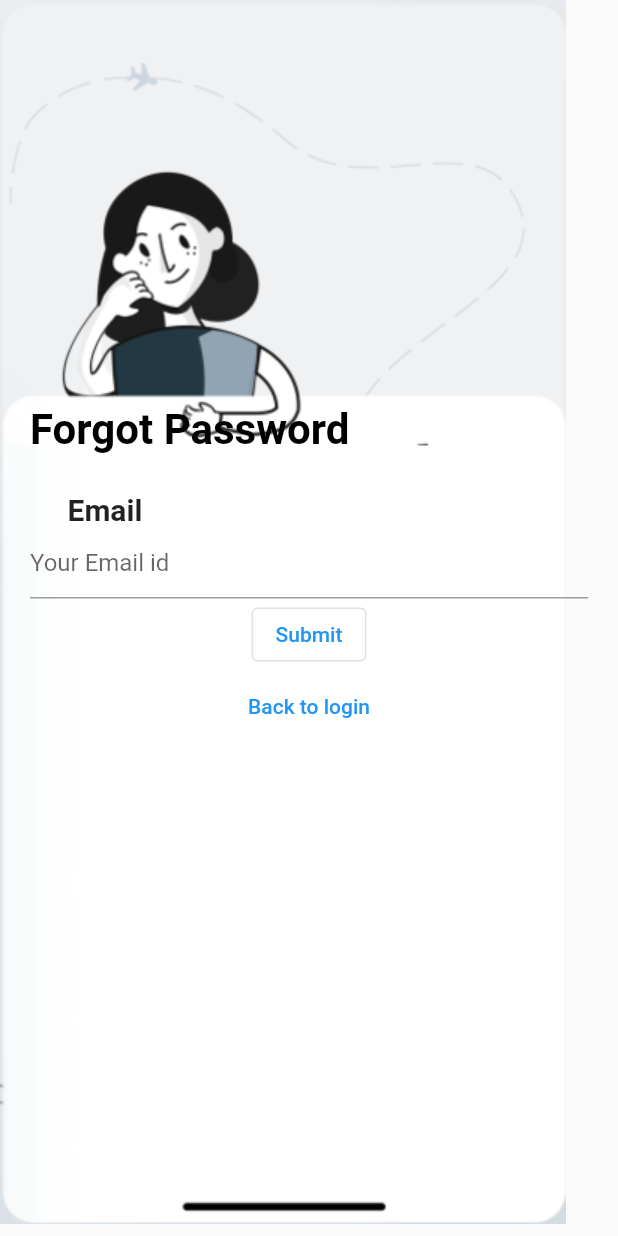
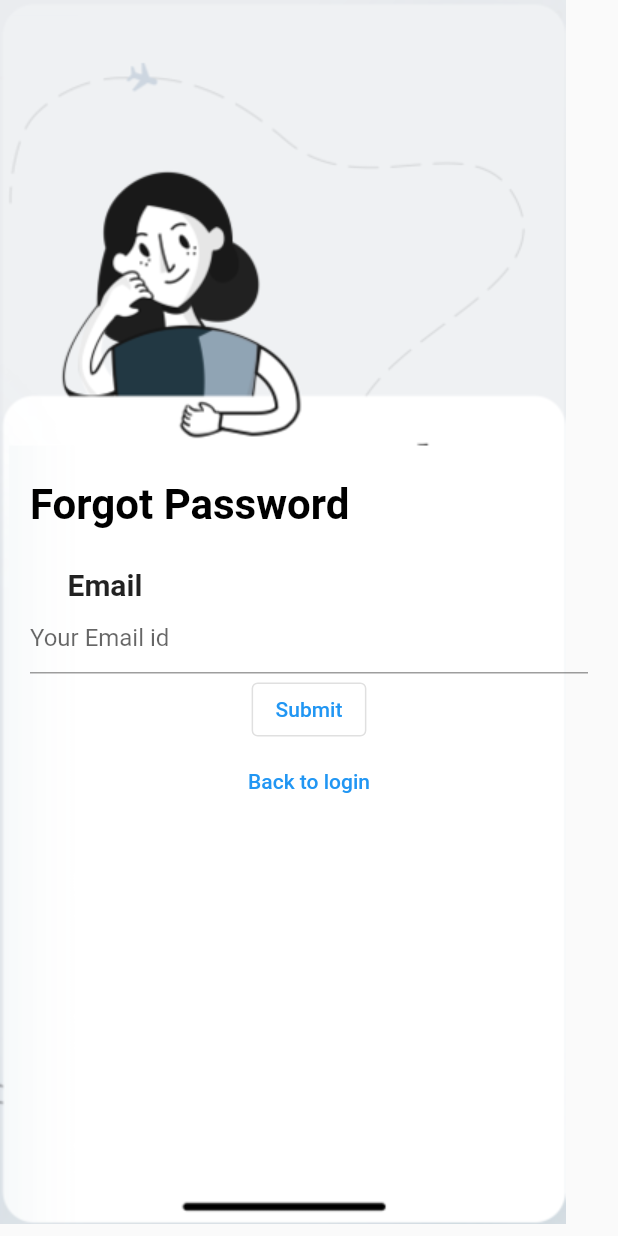
Before and after one commit to amigosilo/Login_Screen, a Flutter app: the screen it shows after launch, after a tap on "Forget password?", on a phone screen of 412 x 824 dp. Run offline on Flutter 3.47's test engine with Material 2 defaults, Android fonts, the phone set to English and light mode, and no system bars.

Commit message:
Outlined button to Text button

```diff
--- a/lib/screen1.dart
+++ b/lib/screen1.dart
@@ -76,7 +76,7 @@ class _MyHomePageState extends State<MyHomePage> {
                     // Row for buttons
                     mainAxisAlignment: MainAxisAlignment.center,
                     children: [
-                      OutlinedButton(
+                      TextButton(
                         onPressed: () {
                           Navigator.push(
                             context,
--- a/lib/screen3.dart
+++ b/lib/screen3.dart
@@ -25,7 +25,7 @@ class _Screen3State extends State<Screen3> {
               padding: const EdgeInsets.all(20.0),
               child: Column(
                 children: [
-                  SizedBox(height: 250),
+                  const SizedBox(height: 300),
                   Row(
                     mainAxisAlignment: MainAxisAlignment.start,
                     children: const [
```
